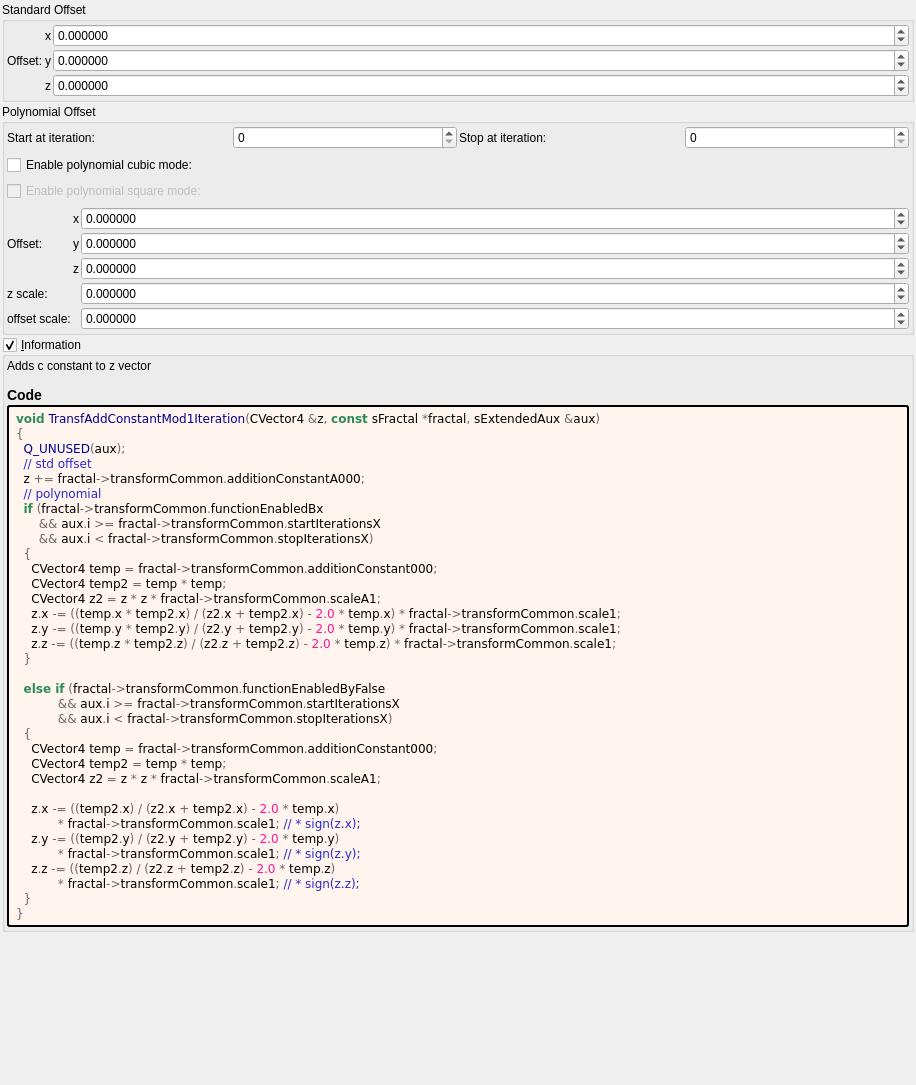
Above: mandelbulber2/formula/ui/transf_add_constant_mod1.ui from buddhi1980/mandelbulber2 before the change. Below: the same form after it.
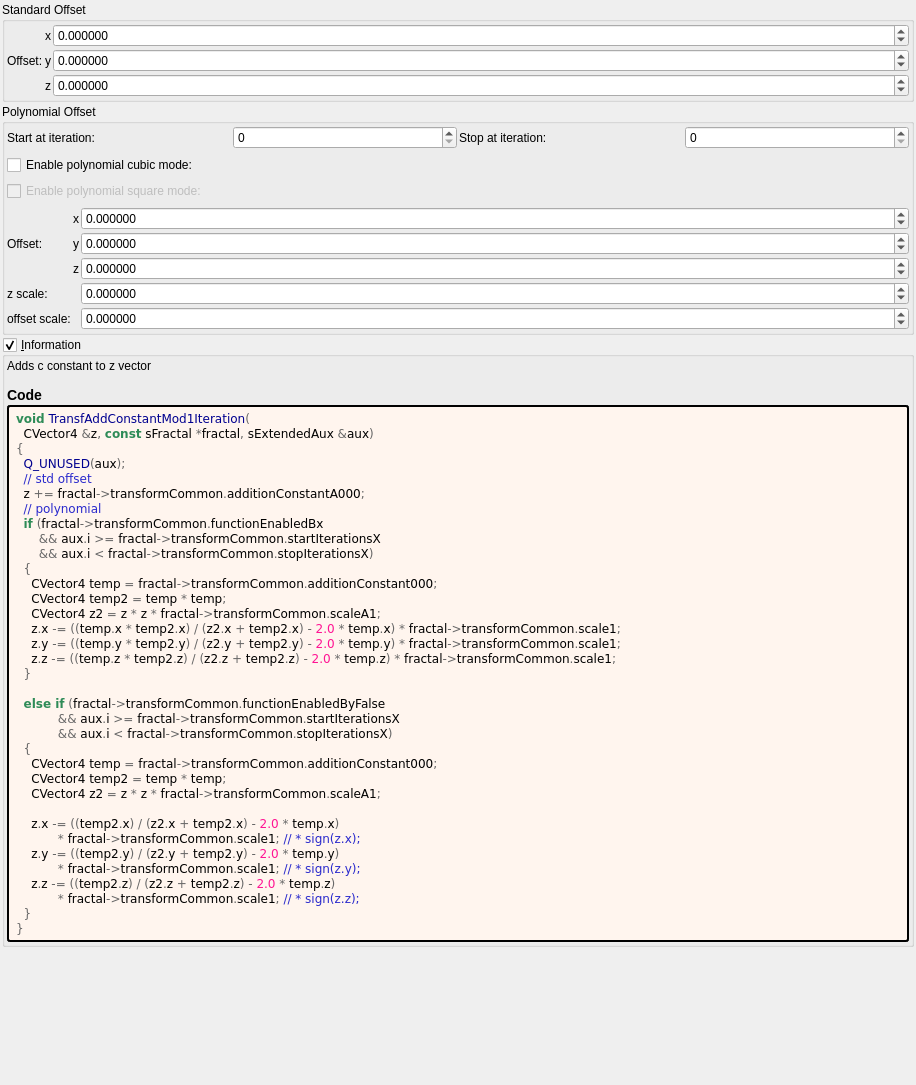
That is the form after the change. Custom widgets are drawn as their Qt base class.

The edit to the form file:
```diff
--- a/mandelbulber2/formula/ui/transf_add_constant_mod1.ui
+++ b/mandelbulber2/formula/ui/transf_add_constant_mod1.ui
@@ -483,7 +483,8 @@
         </property>
         <property name="text">
          <string notr="true">&lt;body style=&quot;background-color:#fff5ee&quot;&gt;
-&lt;pre style=&quot;color:#000000; background-color:#fff5ee;  font-family:'Courier New',monospace;&quot;&gt;&lt;span style=&quot;color:#2e8b57; font-weight:bold&quot;&gt;void&lt;/span&gt; &lt;span style=&quot;color:#00008f&quot;&gt;TransfAddConstantMod1Iteration&lt;/span&gt;&lt;span style=&quot;color:#676767&quot;&gt;(&lt;/span&gt;CVector4 &lt;span style=&quot;color:#676767&quot;&gt;&amp;amp;&lt;/span&gt;z&lt;span style=&quot;color:#676767&quot;&gt;,&lt;/span&gt; &lt;span style=&quot;color:#2e8b57; font-weight:bold&quot;&gt;const&lt;/span&gt; sFractal &lt;span style=&quot;color:#676767&quot;&gt;*&lt;/span&gt;fractal&lt;span style=&quot;color:#676767&quot;&gt;,&lt;/span&gt; sExtendedAux &lt;span style=&quot;color:#676767&quot;&gt;&amp;amp;&lt;/span&gt;aux&lt;span style=&quot;color:#676767&quot;&gt;)&lt;/span&gt;
+&lt;pre style=&quot;color:#000000; background-color:#fff5ee;  font-family:'Courier New',monospace;&quot;&gt;&lt;span style=&quot;color:#2e8b57; font-weight:bold&quot;&gt;void&lt;/span&gt; &lt;span style=&quot;color:#00008f&quot;&gt;TransfAddConstantMod1Iteration&lt;/span&gt;&lt;span style=&quot;color:#676767&quot;&gt;(&lt;/span&gt;
+  CVector4 &lt;span style=&quot;color:#676767&quot;&gt;&amp;amp;&lt;/span&gt;z&lt;span style=&quot;color:#676767&quot;&gt;,&lt;/span&gt; &lt;span style=&quot;color:#2e8b57; font-weight:bold&quot;&gt;const&lt;/span&gt; sFractal &lt;span style=&quot;color:#676767&quot;&gt;*&lt;/span&gt;fractal&lt;span style=&quot;color:#676767&quot;&gt;,&lt;/span&gt; sExtendedAux &lt;span style=&quot;color:#676767&quot;&gt;&amp;amp;&lt;/span&gt;aux&lt;span style=&quot;color:#676767&quot;&gt;)&lt;/span&gt;
 &lt;span style=&quot;color:#676767&quot;&gt;{&lt;/span&gt;
   &lt;span style=&quot;color:#00008f&quot;&gt;Q_UNUSED&lt;/span&gt;&lt;span style=&quot;color:#676767&quot;&gt;(&lt;/span&gt;aux&lt;span style=&quot;color:#676767&quot;&gt;);&lt;/span&gt;
   &lt;span style=&quot;color:#2929cc&quot;&gt;// std offset&lt;/span&gt;
```
